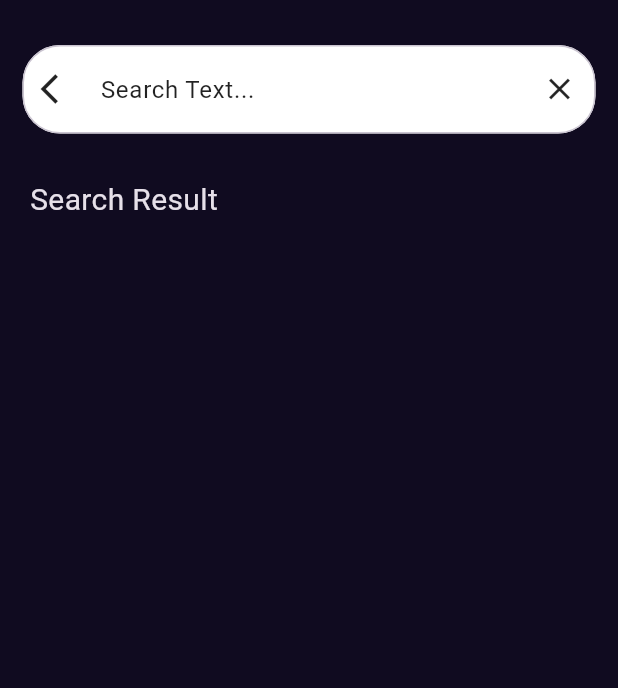
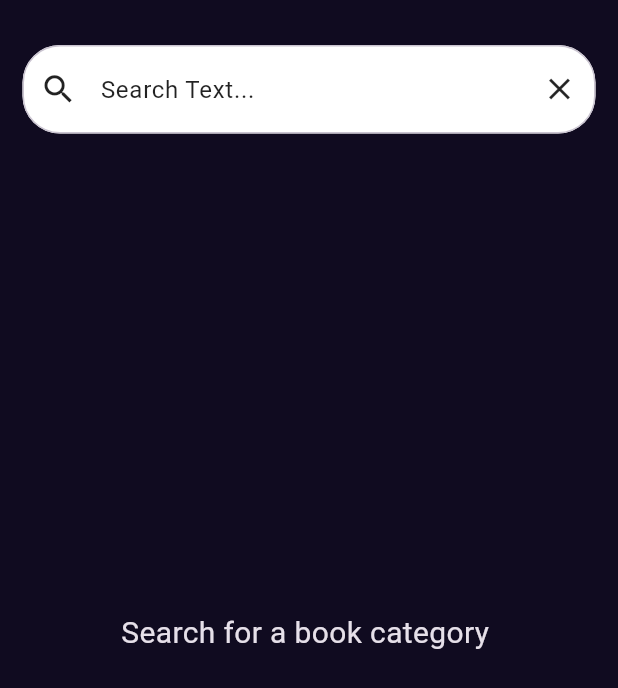
Before and after one commit to ayhamkefo/bookly, a Flutter app: the SearchView screen opened by its route, on a phone screen of 412 x 824 dp. Shown: the top 688 px of the screen. Run offline on Flutter 3.47's test engine with Material 3 defaults, Android fonts, the phone set to English and light mode, and no system bars; our stand-ins replace bloc, dartz, dio, equatable, flutter_bloc, flutter_svg and 2 more; network calls fail.

Commit message:
create the search cubit and finshing the search featuer

```diff
--- /dev/null
+++ b/devtools_options.yaml
@@ -0,0 +1,3 @@
+description: This file stores settings for Dart & Flutter DevTools.
+documentation: https://docs.flutter.dev/tools/devtools/extensions#configure-extension-enablement-states
+extensions:
--- a/lib/core/utils/services_locater.dart
+++ b/lib/core/utils/services_locater.dart
@@ -1,6 +1,7 @@
 import 'package:bookly/core/utils/api_services.dart';
 import 'package:bookly/features/home/data/repos/home_repo.dart';
 import 'package:bookly/features/home/data/repos/home_reps_ipml.dart';
+import 'package:bookly/features/search/data/repos/search_repo.dart';
 import 'package:dio/dio.dart';
 import 'package:get_it/get_it.dart';
 
@@ -12,4 +13,5 @@ void setupLocatorServices() {
   getit.registerSingleton<HomeRepo>(
     HomeRepsIpml(getit.get<ApiServices>()),
   );
+  getit.registerSingleton<SearchRepo>(SearchRepo(getit.get<ApiServices>()));
 }
--- a/lib/features/home/presentation/views/widgets/home_widgets/newest_books_listview_details.dart
+++ b/lib/features/home/presentation/views/widgets/home_widgets/books_listview_details.dart
@@ -4,8 +4,8 @@ import 'package:flutter/material.dart';
 import '../../../../../../core/utils/styles.dart';
 import '../book_rating.dart';
 
-class NewestBooksListViewDetails extends StatelessWidget {
-  const NewestBooksListViewDetails({
+class BooksListViewDetails extends StatelessWidget {
+  const BooksListViewDetails({
     super.key,
     required this.book,
   });
@@ -25,7 +25,7 @@ class NewestBooksListViewDetails extends StatelessWidget {
           ),
         ),
         Text(
-          book.volumeInfo!.authors![0],
+          book.volumeInfo!.authors?[0] ?? 'no author',
           style: Styles.textStyle16.copyWith(color: Colors.grey),
         ),
         const SizedBox(
--- a/lib/features/home/presentation/views/widgets/home_widgets/newest_books_listview_image.dart
+++ b/lib/features/home/presentation/views/widgets/home_widgets/books_listview_image.dart
@@ -1,7 +1,7 @@
 import 'package:flutter/material.dart';
 
-class NewestBooksListViewImage extends StatelessWidget {
-  const NewestBooksListViewImage({
+class BooksListViewImage extends StatelessWidget {
+  const BooksListViewImage({
     super.key,
     required this.imgUrl,
   });
--- a/lib/features/home/presentation/views/widgets/home_widgets/newest_books_listview.dart
+++ b/lib/features/home/presentation/views/widgets/home_widgets/newest_books_listview.dart
@@ -5,7 +5,7 @@ import '../../../../../../constants.dart';
 import '../../../../../../core/widgets/custom_error.dart';
 import '../../../../../../core/widgets/custom_loading.dart';
 import '../../../views_model/newest_books_cubit/newest_books_cubit.dart';
-import 'newest_books_listview_iteam.dart';
+import 'books_listview_iteam.dart';
 
 class NewestBooksListView extends StatelessWidget {
   const NewestBooksListView({
@@ -25,7 +25,7 @@ class NewestBooksListView extends StatelessWidget {
             itemBuilder: (context, index) {
               return Padding(
                 padding: const EdgeInsets.only(bottom: 13),
-                child: NewestBooksListViewIteam(
+                child: BooksListViewIteam(
                   book: state.books[index],
                 ),
               );
--- /dev/null
+++ b/lib/features/search/data/repos/search_repo.dart
@@ -0,0 +1,36 @@
+import 'package:bookly/core/utils/api_services.dart';
+import 'package:dartz/dartz.dart';
+import 'package:dio/dio.dart';
+
+import '../../../../core/errors/failure.dart';
+import '../../../home/data/models/book_model/book_model.dart';
+
+class SearchRepo {
+  final ApiServices apiServices;
+
+  SearchRepo(this.apiServices);
+
+  Future<Either<Failure, Either<String, List<BookModel>>>> fetchSearchedBooks(
+      String searchText) async {
+    try {
+      var data = await apiServices.get(
+          endPoint:
+              'volumes?q=subject:$searchText&Filtering=free-ebooks&orderBy=relevance');
+
+      if (data["totalItems"] > 0) {
+        List<BookModel> books = [];
+        for (var book in data['items']) {
+          books.add(BookModel.fromJson(book));
+        }
+        return right(right(books));
+      } else {
+        return right(left('Result Not found'));
+      }
+    } catch (e) {
+      if (e is DioException) {
+        return left(ServerFailuer.fromDioException(e));
+      }
+      return left(ServerFailuer(errorMessage: e.toString()));
+    }
+  }
+}
--- /dev/null
+++ b/lib/features/search/presentation/view_model/search_cubit/search_state.dart
@@ -0,0 +1,30 @@
+part of 'search_cubit.dart';
+
+sealed class SearchState extends Equatable {
+  const SearchState();
+
+  @override
+  List<Object> get props => [];
+}
+
+final class SearchInitial extends SearchState {}
+
+final class SearchISuccess extends SearchState {
+  final List<BookModel> bookMoodel;
+
+  const SearchISuccess({required this.bookMoodel});
+}
+
+final class SearchIFailure extends SearchState {
+  final String errorMessage;
+
+  const SearchIFailure({required this.errorMessage});
+}
+
+final class SearchNotFound extends SearchState {
+  final String message;
+
+  const SearchNotFound({required this.message});
+}
+
+final class SearchLoading extends SearchState {}
--- a/lib/features/search/presentation/views/search_view.dart
+++ b/lib/features/search/presentation/views/search_view.dart
@@ -1,5 +1,9 @@
+import 'package:bookly/core/utils/services_locater.dart';
+import 'package:bookly/features/search/presentation/view_model/search_cubit/search_cubit.dart';
 import 'package:flutter/material.dart';
+import 'package:flutter_bloc/flutter_bloc.dart';
 
+import '../../data/repos/search_repo.dart';
 import 'widgets/search_view_body.dart';
 
 class SearchView extends StatelessWidget {
@@ -7,8 +11,11 @@ class SearchView extends StatelessWidget {
 
   @override
   Widget build(BuildContext context) {
-    return const Scaffold(
-      body: SafeArea(child: SearchViewBody()),
+    return BlocProvider(
+      create: (context) => SearchCubit(getit.get<SearchRepo>()),
+      child: const Scaffold(
+        body: SafeArea(child: SearchViewBody()),
+      ),
     );
   }
 }
--- a/lib/features/search/presentation/views/widgets/search_text_field.dart
+++ b/lib/features/search/presentation/views/widgets/search_text_field.dart
@@ -1,18 +1,41 @@
+import 'package:bookly/features/search/presentation/view_model/search_cubit/search_cubit.dart';
 import 'package:flutter/material.dart';
+import 'package:flutter_bloc/flutter_bloc.dart';
 
 import '../../../../../core/utils/styles.dart';
 
-class SearchTextField extends StatelessWidget {
+class SearchTextField extends StatefulWidget {
   const SearchTextField({super.key});
 
   @override
+  State<SearchTextField> createState() => _SearchTextFieldState();
+}
+
+class _SearchTextFieldState extends State<SearchTextField> {
+  late TextEditingController controller;
+
+  @override
+  void initState() {
+    controller = TextEditingController();
+    super.initState();
+  }
+
+  @override
+  void dispose() {
+    super.dispose();
+    controller.dispose();
+  }
+
+  @override
   Widget build(BuildContext context) {
-    TextEditingController? controller;
     return Padding(
       padding: const EdgeInsets.symmetric(horizontal: 15.0, vertical: 30),
       child: TextField(
         controller: controller,
         onChanged: (value) => controller,
+        onSubmitted: (searchText) {
+          BlocProvider.of<SearchCubit>(context).fetchSearchedBooks(searchText);
+        },
         style: Styles.textStyle18.copyWith(color: Colors.black),
         decoration: InputDecoration(
           fillColor: Colors.white,
@@ -21,14 +44,18 @@ class SearchTextField extends StatelessWidget {
           hintText: "Search Text...",
           hintStyle: Styles.textStyle16.copyWith(color: Colors.black87),
           prefixIcon: IconButton(
-            onPressed: () {},
+            onPressed: () {
+              BlocProvider.of<SearchCubit>(context)
+                  .fetchSearchedBooks(controller.text);
+            },
             icon: const Icon(
-              Icons.arrow_back_ios,
+              Icons.search,
+              size: 25,
               color: Colors.black87,
             ),
           ),
           suffixIcon: IconButton(
-            onPressed: () {},
+            onPressed: () => controller.clear(),
             icon: const Icon(
               Icons.close_outlined,
               color: Colors.black87,
--- a/lib/features/search/presentation/views/widgets/search_view_body.dart
+++ b/lib/features/search/presentation/views/widgets/search_view_body.dart
@@ -1,8 +1,12 @@
 import 'package:bookly/constants.dart';
+import 'package:bookly/core/widgets/custom_error.dart';
+import 'package:bookly/core/widgets/custom_loading.dart';
+import 'package:bookly/features/search/presentation/view_model/search_cubit/search_cubit.dart';
+import 'package:bookly/features/search/presentation/views/widgets/search_result_listview.dart';
 import 'package:flutter/material.dart';
+import 'package:flutter_bloc/flutter_bloc.dart';
 
 import '../../../../../core/utils/styles.dart';
-import 'search_result_sliver_list.dart';
 import 'search_text_field.dart';
 
 class SearchViewBody extends StatelessWidget {
@@ -13,25 +17,65 @@ class SearchViewBody extends StatelessWidget {
     return const CustomScrollView(
       slivers: [
         SliverToBoxAdapter(
-          child: Column(
-            crossAxisAlignment: CrossAxisAlignment.start,
-            children: [
-              SearchTextField(),
-              Padding(
-                padding: EdgeInsets.symmetric(horizontal: kPadding),
-                child: Text(
-                  "Search Result",
-                  style: Styles.textStyle20,
-                ),
-              ),
-              SizedBox(
-                height: 16,
-              )
-            ],
-          ),
+          child: SearchTextField(),
         ),
-        //SearchResullSliverList(),
+        SliverToBoxAdapter(
+          child: SearchResultSection(),
+        )
       ],
     );
   }
 }
+
+class SearchResultSection extends StatelessWidget {
+  const SearchResultSection({super.key});
+
+  @override
+  Widget build(BuildContext context) {
+    return BlocBuilder<SearchCubit, SearchState>(
+      builder: (context, state) {
+        if (state is SearchISuccess) {
+          return Column(
+            crossAxisAlignment: CrossAxisAlignment.start,
+            children: [
+              Padding(
+                padding: const EdgeInsets.symmetric(horizontal: kPadding),
+                child: Text(
+                  "Search Result",
+                  style:
+                      Styles.textStyle20.copyWith(fontWeight: FontWeight.bold),
+                ),
+              ),
+              const SizedBox(
+                height: 16,
+              ),
+              SearchResultListView(bookModel: state.bookMoodel)
+            ],
+          );
+        } else if (state is SearchIFailure) {
+          return CustomError(errorText: state.errorMessage);
+        } else if (state is SearchLoading) {
+          return const CustomLoading();
+        } else if (state is SearchNotFound) {
+          return Center(
+              child: Text(
+            state.message,
+            style: Styles.textStyle20,
+          ));
+        }
+        return Column(
+          mainAxisAlignment: MainAxisAlignment.center,
+          children: [
+            SizedBox(
+              height: MediaQuery.of(context).size.height * .35,
+            ),
+            const Text(
+              'Search for a book category ',
+              style: Styles.textStyle20,
+            ),
+          ],
+        );
+      },
+    );
+  }
+}
```
Also changed, not shown: lib/features/home/presentation/views/widgets/home_widgets/books_listview_iteam.dart (renamed from lib/features/home/presentation/views/widgets/home_widgets/newest_books_listview_iteam.dart, +6 -6 lines), lib/features/search/presentation/view_model/search_cubit/search_cubit.dart (added, +32 -0 lines), lib/features/search/presentation/views/widgets/search_result_listview.dart (added, +24 -0 lines), lib/features/search/presentation/views/widgets/search_result_sliver_list.dart (deleted, +0 -26 lines).
